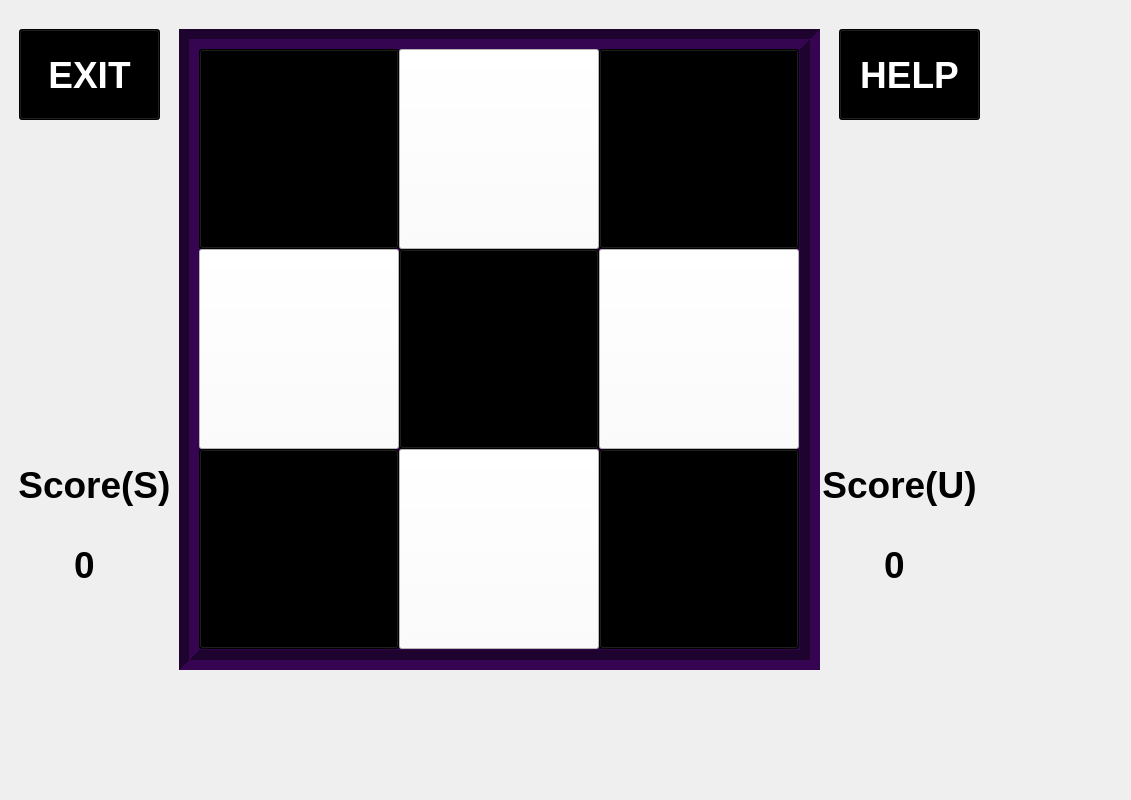
Before: the Qt Designer form susgame.ui in Mohammed-3tef/Tic_Tac_Masterpiece_GUI, drawn with Qt 5.
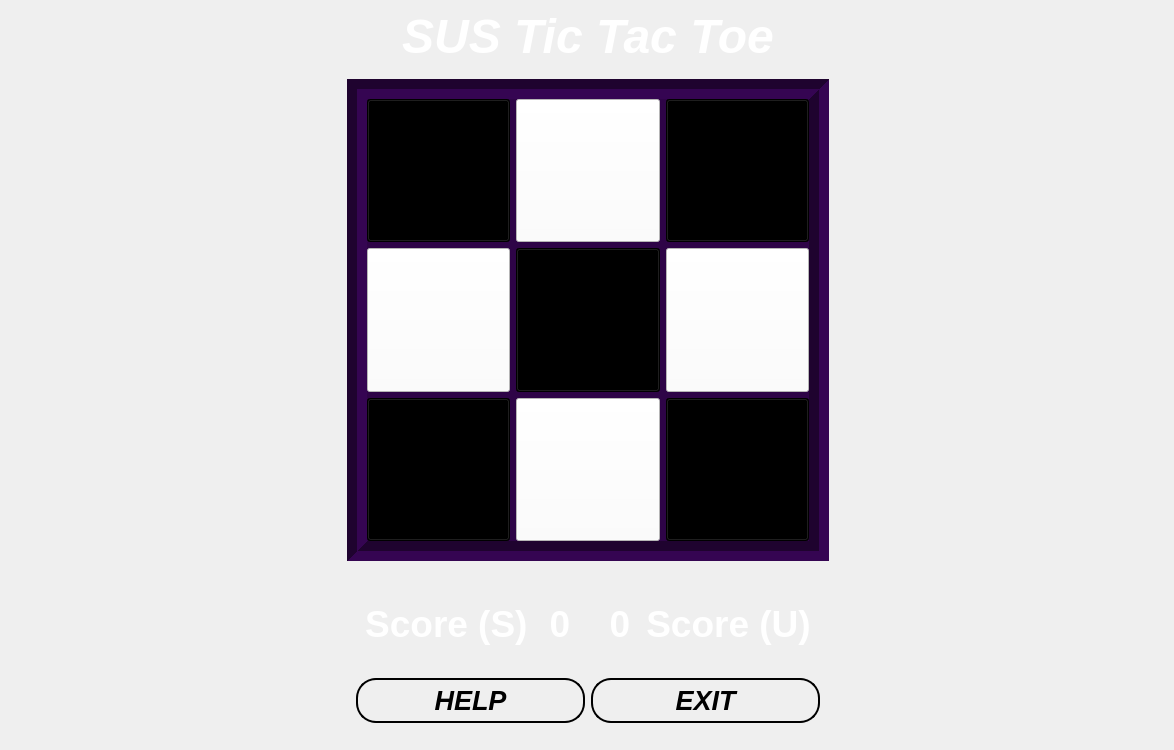
After: the same form once the commit is applied.

Commit message: Finish Design SUS game..

Diff of the .ui file:
```diff
--- a/susgame.ui
+++ b/susgame.ui
@@ -6,8 +6,8 @@
    <rect>
     <x>0</x>
     <y>0</y>
-    <width>1131</width>
-    <height>800</height>
+    <width>1174</width>
+    <height>736</height>
    </rect>
   </property>
   <property name="windowTitle">
@@ -25,19 +25,34 @@
   </property>
   <widget class="QWidget" name="centralwidget">
    <layout class="QGridLayout" name="gridLayout">
-    <item row="0" column="0">
+    <property name="leftMargin">
+     <number>11</number>
+    </property>
+    <item row="1" column="1" alignment="">
      <widget class="QFrame" name="sus">
+      <property name="sizePolicy">
+       <sizepolicy hsizetype="Fixed" vsizetype="Fixed">
+        <horstretch>0</horstretch>
+        <verstretch>0</verstretch>
+       </sizepolicy>
+      </property>
+      <property name="minimumSize">
+       <size>
+        <width>500</width>
+        <height>500</height>
+       </size>
+      </property>
       <property name="layoutDirection">
        <enum>Qt::LayoutDirection::LeftToRight</enum>
       </property>
+      <layout class="QGridLayout" name="gridLayout_2">
+       <item row="0" column="0">
       <widget class="QFrame" name="boardsus">
-       <property name="geometry">
-        <rect>
-         <x>170</x>
-         <y>20</y>
-         <width>641</width>
-         <height>641</height>
-        </rect>
+         <property name="sizePolicy">
+          <sizepolicy hsizetype="Preferred" vsizetype="Preferred">
+           <horstretch>0</horstretch>
+           <verstretch>0</verstretch>
+          </sizepolicy>
        </property>
        <property name="styleSheet">
         <string notr="true">background-color: rgba(46, 4, 71, 255);
@@ -55,14 +70,26 @@
        <property name="midLineWidth">
         <number>0</number>
        </property>
+         <layout class="QGridLayout" name="gridLayout_3">
+          <property name="leftMargin">
+           <number>0</number>
+          </property>
+          <property name="topMargin">
+           <number>0</number>
+          </property>
+          <property name="rightMargin">
+           <number>0</number>
+          </property>
+          <property name="bottomMargin">
+           <number>0</number>
+          </property>
+          <item row="0" column="0">
        <widget class="QPushButton" name="x11">
-        <property name="geometry">
-         <rect>
-          <x>20</x>
-          <y>20</y>
-          <width>200</width>
-          <height>200</height>
-         </rect>
+            <property name="sizePolicy">
+             <sizepolicy hsizetype="Expanding" vsizetype="Expanding">
+              <horstretch>0</horstretch>
+              <verstretch>0</verstretch>
+             </sizepolicy>
         </property>
         <property name="styleSheet">
          <string notr="true">background-color:rgb(0,0,0);</string>
@@ -71,14 +98,14 @@
          <string/>
         </property>
        </widget>
+          </item>
+          <item row="0" column="1">
        <widget class="QPushButton" name="x12">
-        <property name="geometry">
-         <rect>
-          <x>220</x>
-          <y>20</y>
-          <width>200</width>
-          <height>200</height>
-         </rect>
+            <property name="sizePolicy">
+             <sizepolicy hsizetype="Expanding" vsizetype="Expanding">
+              <horstretch>0</horstretch>
+              <verstretch>0</verstretch>
+             </sizepolicy>
         </property>
         <property name="styleSheet">
          <string notr="true">background-color: rgb(255, 255, 255);</string>
@@ -87,14 +114,14 @@
          <string/>
         </property>
        </widget>
+          </item>
+          <item row="0" column="2">
        <widget class="QPushButton" name="x13">
-        <property name="geometry">
-         <rect>
-          <x>420</x>
-          <y>20</y>
-          <width>200</width>
-          <height>200</height>
-         </rect>
+            <property name="sizePolicy">
+             <sizepolicy hsizetype="Expanding" vsizetype="Expanding">
+              <horstretch>0</horstretch>
+              <verstretch>0</verstretch>
+             </sizepolicy>
         </property>
         <property name="styleSheet">
          <string notr="true">background-color:rgb(0,0,0);</string>
@@ -103,14 +130,30 @@
          <string/>
         </property>
        </widget>
+          </item>
+          <item row="1" column="0">
+           <widget class="QPushButton" name="x21">
+            <property name="sizePolicy">
+             <sizepolicy hsizetype="Expanding" vsizetype="Expanding">
+              <horstretch>0</horstretch>
+              <verstretch>0</verstretch>
+             </sizepolicy>
+            </property>
+            <property name="styleSheet">
+             <string notr="true">background-color: rgb(255, 255, 255);</string>
+            </property>
+            <property name="text">
+             <string/>
+            </property>
+           </widget>
+          </item>
+          <item row="1" column="1">
        <widget class="QPushButton" name="x22">
-        <property name="geometry">
-         <rect>
-          <x>220</x>
-          <y>220</y>
-          <width>200</width>
-          <height>200</height>
-         </rect>
+            <property name="sizePolicy">
+             <sizepolicy hsizetype="Expanding" vsizetype="Expanding">
+              <horstretch>0</horstretch>
+              <verstretch>0</verstretch>
+             </sizepolicy>
         </property>
         <property name="styleSheet">
          <string notr="true">background-color:rgb(0,0,0);</string>
@@ -119,14 +162,14 @@
          <string/>
         </property>
        </widget>
+          </item>
+          <item row="1" column="2">
        <widget class="QPushButton" name="x23">
-        <property name="geometry">
-         <rect>
-          <x>420</x>
-          <y>220</y>
-          <width>200</width>
-          <height>200</height>
-         </rect>
+            <property name="sizePolicy">
+             <sizepolicy hsizetype="Expanding" vsizetype="Expanding">
+              <horstretch>0</horstretch>
+              <verstretch>0</verstretch>
+             </sizepolicy>
         </property>
         <property name="styleSheet">
          <string notr="true">background-color: rgb(255, 255, 255);</string>
@@ -135,46 +178,14 @@
          <string/>
         </property>
        </widget>
-       <widget class="QPushButton" name="x32">
-        <property name="geometry">
-         <rect>
-          <x>220</x>
-          <y>420</y>
-          <width>200</width>
-          <height>200</height>
-         </rect>
-        </property>
-        <property name="styleSheet">
-         <string notr="true">background-color: rgb(255, 255, 255);</string>
-        </property>
-        <property name="text">
-         <string/>
-        </property>
-       </widget>
-       <widget class="QPushButton" name="x21">
-        <property name="geometry">
-         <rect>
-          <x>20</x>
-          <y>220</y>
-          <width>200</width>
-          <height>200</height>
-         </rect>
-        </property>
-        <property name="styleSheet">
-         <string notr="true">background-color: rgb(255, 255, 255);</string>
-        </property>
-        <property name="text">
-         <string/>
-        </property>
-       </widget>
+          </item>
+          <item row="2" column="0">
        <widget class="QPushButton" name="x31">
-        <property name="geometry">
-         <rect>
-          <x>20</x>
-          <y>420</y>
-          <width>200</width>
-          <height>200</height>
-         </rect>
+            <property name="sizePolicy">
+             <sizepolicy hsizetype="Expanding" vsizetype="Expanding">
+              <horstretch>0</horstretch>
+              <verstretch>0</verstretch>
+             </sizepolicy>
         </property>
         <property name="styleSheet">
          <string notr="true">background-color:rgb(0,0,0);</string>
@@ -183,14 +194,30 @@
          <string/>
         </property>
        </widget>
+          </item>
+          <item row="2" column="1">
+           <widget class="QPushButton" name="x32">
+            <property name="sizePolicy">
+             <sizepolicy hsizetype="Expanding" vsizetype="Expanding">
+              <horstretch>0</horstretch>
+              <verstretch>0</verstretch>
+             </sizepolicy>
+            </property>
+            <property name="styleSheet">
+             <string notr="true">background-color: rgb(255, 255, 255);</string>
+            </property>
+            <property name="text">
+             <string/>
+            </property>
+           </widget>
+          </item>
+          <item row="2" column="2">
        <widget class="QPushButton" name="x33">
-        <property name="geometry">
-         <rect>
-          <x>420</x>
-          <y>420</y>
-          <width>200</width>
-          <height>200</height>
-         </rect>
+            <property name="sizePolicy">
+             <sizepolicy hsizetype="Expanding" vsizetype="Expanding">
+              <horstretch>0</horstretch>
+              <verstretch>0</verstretch>
+             </sizepolicy>
         </property>
         <property name="styleSheet">
          <string notr="true">background-color:rgb(0,0,0);</string>
@@ -199,19 +226,217 @@
          <string/>
         </property>
        </widget>
-      </widget>
+          </item>
+         </layout>
+        </widget>
+       </item>
+      </layout>
+     </widget>
+    </item>
+    <item row="0" column="1">
+     <widget class="QLabel" name="label">
+      <property name="sizePolicy">
+       <sizepolicy hsizetype="Preferred" vsizetype="Minimum">
+        <horstretch>0</horstretch>
+        <verstretch>0</verstretch>
+       </sizepolicy>
+      </property>
+      <property name="font">
+       <font>
+        <pointsize>36</pointsize>
+        <italic>true</italic>
+        <bold>true</bold>
+       </font>
+      </property>
+      <property name="styleSheet">
+       <string notr="true">color: white;</string>
+      </property>
+      <property name="text">
+       <string>SUS Tic Tac Toe</string>
+      </property>
+      <property name="alignment">
+       <set>Qt::AlignmentFlag::AlignCenter</set>
+      </property>
+     </widget>
+    </item>
+    <item row="3" column="1">
+     <widget class="QFrame" name="frame_4">
+      <property name="sizePolicy">
+       <sizepolicy hsizetype="Preferred" vsizetype="Fixed">
+        <horstretch>0</horstretch>
+        <verstretch>0</verstretch>
+       </sizepolicy>
+      </property>
+      <property name="frameShadow">
+       <enum>QFrame::Shadow::Raised</enum>
+      </property>
+      <layout class="QGridLayout" name="gridLayout_5">
+       <item row="0" column="0">
+        <widget class="QFrame" name="frame_6">
+         <property name="styleSheet">
+          <string>color: white;</string>
+         </property>
+         <layout class="QHBoxLayout" name="horizontalLayout_2">
+          <item>
+           <widget class="QFrame" name="frame_2">
+            <layout class="QHBoxLayout" name="horizontalLayout_4">
+             <item>
+              <widget class="QLabel" name="ScoreS">
+               <property name="font">
+                <font>
+                 <pointsize>28</pointsize>
+                 <bold>true</bold>
+                </font>
+               </property>
+               <property name="frameShape">
+                <enum>QFrame::Shape::NoFrame</enum>
+               </property>
+               <property name="frameShadow">
+                <enum>QFrame::Shadow::Plain</enum>
+               </property>
+               <property name="lineWidth">
+                <number>5</number>
+               </property>
+               <property name="text">
+                <string>Score (S) </string>
+               </property>
+               <property name="alignment">
+                <set>Qt::AlignmentFlag::AlignCenter</set>
+               </property>
+              </widget>
+             </item>
+             <item>
+              <widget class="QLabel" name="SS">
+               <property name="font">
+                <font>
+                 <pointsize>28</pointsize>
+                 <bold>true</bold>
+                </font>
+               </property>
+               <property name="frameShape">
+                <enum>QFrame::Shape::NoFrame</enum>
+               </property>
+               <property name="lineWidth">
+                <number>2</number>
+               </property>
+               <property name="text">
+                <string>0</string>
+               </property>
+               <property name="alignment">
+                <set>Qt::AlignmentFlag::AlignCenter</set>
+               </property>
+              </widget>
+             </item>
+            </layout>
+           </widget>
+          </item>
+          <item>
+           <widget class="QFrame" name="frame">
+            <layout class="QHBoxLayout" name="horizontalLayout_3">
+             <item>
+              <widget class="QLabel" name="UU">
+               <property name="font">
+                <font>
+                 <pointsize>28</pointsize>
+                 <bold>true</bold>
+                </font>
+               </property>
+               <property name="frameShape">
+                <enum>QFrame::Shape::NoFrame</enum>
+               </property>
+               <property name="lineWidth">
+                <number>2</number>
+               </property>
+               <property name="text">
+                <string>0</string>
+               </property>
+               <property name="alignment">
+                <set>Qt::AlignmentFlag::AlignCenter</set>
+               </property>
+              </widget>
+             </item>
+             <item>
+              <widget class="QLabel" name="ScoreU">
+               <property name="font">
+                <font>
+                 <pointsize>28</pointsize>
+                 <bold>true</bold>
+                </font>
+               </property>
+               <property name="frameShape">
+                <enum>QFrame::Shape::NoFrame</enum>
+               </property>
+               <property name="lineWidth">
+                <number>5</number>
+               </property>
+               <property name="text">
+                <string>Score (U)</string>
+               </property>
+               <property name="alignment">
+                <set>Qt::AlignmentFlag::AlignCenter</set>
+               </property>
+              </widget>
+             </item>
+            </layout>
+           </widget>
+          </item>
+         </layout>
+        </widget>
+       </item>
+       <item row="1" column="0">
+        <widget class="QFrame" name="frame_5">
+         <property name="sizePolicy">
+          <sizepolicy hsizetype="Preferred" vsizetype="Fixed">
+           <horstretch>0</horstretch>
+           <verstretch>0</verstretch>
+          </sizepolicy>
+         </property>
+         <property name="frameShadow">
+          <enum>QFrame::Shadow::Raised</enum>
+         </property>
+         <layout class="QHBoxLayout" name="horizontalLayout">
+          <item>
+           <widget class="QPushButton" name="helpButton">
+            <property name="font">
+             <font>
+              <pointsize>20</pointsize>
+              <italic>true</italic>
+              <bold>true</bold>
+             </font>
+            </property>
+            <property name="cursor">
+             <cursorShape>PointingHandCursor</cursorShape>
+            </property>
+            <property name="styleSheet">
+             <string notr="true">QPushButton {
+	background: qlineargradient(spread:pad, x1:0, y1:0, x2:1, y2:0,  
+	stop:0 #c8b6ff
+	stop:1 #7ccbd6);
+	
+    color: #000; 
+    border: 2px solid rgb(0,0,0) ;
+    border-radius: 20px;
+    padding: 5px;
+}
+
+QPushButton:hover {
+    background: qlineargradient(spread:pad, x1:0, y1:0, x2:1, y2:0, 
+	stop:0  rgb(72, 149, 239)
+	stop:1  rgb(64, 41, 143));
+    color: #ffffff; 
+}</string>
+            </property>
+            <property name="text">
+             <string>HELP</string>
+            </property>
+           </widget>
+          </item>
+          <item>
       <widget class="QPushButton" name="exitButton">
-       <property name="geometry">
-        <rect>
-         <x>10</x>
-         <y>20</y>
-         <width>141</width>
-         <height>91</height>
-        </rect>
-       </property>
        <property name="font">
         <font>
-         <pointsize>28</pointsize>
+              <pointsize>20</pointsize>
+              <italic>true</italic>
          <bold>true</bold>
         </font>
        </property>
@@ -222,9 +447,15 @@
         <enum>Qt::LayoutDirection::LeftToRight</enum>
        </property>
        <property name="styleSheet">
-        <string notr="true">QPushButton{
-background-color: rgb(0, 0, 0);
-color: rgb(255, 255, 255);
+             <string notr="true">QPushButton {
+	background: qlineargradient(spread:pad, x1:0, y1:0, x2:1, y2:0,  
+	stop:1 #c8b6ff
+	stop:0 #7ccbd6);
+	
+    color: #000; 
+    border: 2px solid rgb(0,0,0) ;
+    border-radius: 20px;
+    padding: 5px;
 }
 
 QPushButton:hover {
@@ -240,155 +471,11 @@
         <bool>false</bool>
        </property>
       </widget>
-      <widget class="QPushButton" name="helpButton">
-       <property name="geometry">
-        <rect>
-         <x>830</x>
-         <y>20</y>
-         <width>141</width>
-         <height>91</height>
-        </rect>
-       </property>
-       <property name="font">
-        <font>
-         <pointsize>28</pointsize>
-         <bold>true</bold>
-        </font>
-       </property>
-       <property name="cursor">
-        <cursorShape>PointingHandCursor</cursorShape>
-       </property>
-       <property name="styleSheet">
-        <string notr="true">QPushButton{
-background-color: rgb(0, 0, 0);
-color: rgb(255, 255, 255);
-}
-
-QPushButton:hover {
-    background: qlineargradient(spread:pad, x1:0, y1:0, x2:1, y2:0, stop:0 rgba(0, 0, 0, 255), stop:1 rgb(33, 0, 50));
-    color: #ffffff; 
-border: 2px #000 solid;
-}</string>
-       </property>
-       <property name="text">
-        <string>HELP</string>
-       </property>
-      </widget>
-      <widget class="QLabel" name="ScoreU">
-       <property name="geometry">
-        <rect>
-         <x>810</x>
-         <y>440</y>
-         <width>161</width>
-         <height>71</height>
-        </rect>
-       </property>
-       <property name="font">
-        <font>
-         <pointsize>28</pointsize>
-         <bold>true</bold>
-        </font>
-       </property>
-       <property name="frameShape">
-        <enum>QFrame::Shape::NoFrame</enum>
-       </property>
-       <property name="lineWidth">
-        <number>5</number>
-       </property>
-       <property name="text">
-        <string>Score(U)</string>
-       </property>
-       <property name="alignment">
-        <set>Qt::AlignmentFlag::AlignCenter</set>
-       </property>
-      </widget>
-      <widget class="QLabel" name="UU">
-       <property name="geometry">
-        <rect>
-         <x>840</x>
-         <y>530</y>
-         <width>91</width>
-         <height>51</height>
-        </rect>
-       </property>
-       <property name="font">
-        <font>
-         <pointsize>28</pointsize>
-         <bold>true</bold>
-        </font>
-       </property>
-       <property name="frameShape">
-        <enum>QFrame::Shape::NoFrame</enum>
-       </property>
-       <property name="lineWidth">
-        <number>2</number>
-       </property>
-       <property name="text">
-        <string>0</string>
-       </property>
-       <property name="alignment">
-        <set>Qt::AlignmentFlag::AlignCenter</set>
-       </property>
-      </widget>
-      <widget class="QLabel" name="ScoreS">
-       <property name="geometry">
-        <rect>
-         <x>10</x>
-         <y>440</y>
-         <width>161</width>
-         <height>71</height>
-        </rect>
-       </property>
-       <property name="font">
-        <font>
-         <pointsize>28</pointsize>
-         <bold>true</bold>
-        </font>
-       </property>
-       <property name="frameShape">
-        <enum>QFrame::Shape::NoFrame</enum>
-       </property>
-       <property name="frameShadow">
-        <enum>QFrame::Shadow::Plain</enum>
-       </property>
-       <property name="lineWidth">
-        <number>5</number>
-       </property>
-       <property name="text">
-        <string>Score(S) </string>
-       </property>
-       <property name="alignment">
-        <set>Qt::AlignmentFlag::AlignCenter</set>
-       </property>
-      </widget>
-      <widget class="QLabel" name="SS">
-       <property name="geometry">
-        <rect>
-         <x>30</x>
-         <y>530</y>
-         <width>91</width>
-         <height>51</height>
-        </rect>
-       </property>
-       <property name="font">
-        <font>
-         <pointsize>28</pointsize>
-         <bold>true</bold>
-        </font>
-       </property>
-       <property name="frameShape">
-        <enum>QFrame::Shape::NoFrame</enum>
-       </property>
-       <property name="lineWidth">
-        <number>2</number>
-       </property>
-       <property name="text">
-        <string>0</string>
-       </property>
-       <property name="alignment">
-        <set>Qt::AlignmentFlag::AlignCenter</set>
-       </property>
-      </widget>
+          </item>
+         </layout>
+        </widget>
+       </item>
+      </layout>
      </widget>
     </item>
    </layout>
```
Left out of the diff: 7 changed lines with no effect on the pictures. Lines whose indentation alone changed are shown as unchanged. The commit also changes 2 other files.
